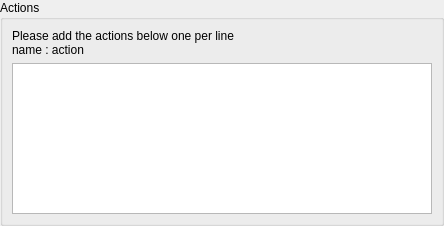
Above: src/codeinfoconfigwidget.ui from hgrecco/KateCodeinfo before the change. Below: the same form after it.
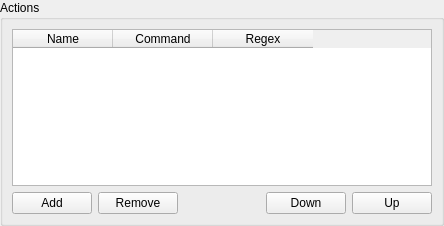
That is the form after the change.

Commit message: Changed configuration to tablewidget and added regex field

Patch:
```diff
--- a/src/codeinfoconfigwidget.ui
+++ b/src/codeinfoconfigwidget.ui
@@ -24,47 +24,93 @@
      </property>
      <layout class="QVBoxLayout" name="verticalLayout">
       <item>
-       <widget class="QLabel" name="label">
+       <widget class="QTableWidget" name="tblActions">
         <property name="sizePolicy">
-         <sizepolicy hsizetype="MinimumExpanding" vsizetype="Expanding">
+         <sizepolicy hsizetype="Expanding" vsizetype="Maximum">
           <horstretch>0</horstretch>
           <verstretch>0</verstretch>
          </sizepolicy>
         </property>
+        <column>
         <property name="text">
-         <string>Please add the actions below one per line
-name : action</string>
-        </property>
-        <property name="textFormat">
-         <enum>Qt::PlainText</enum>
-        </property>
-        <property name="wordWrap">
-         <bool>true</bool>
-        </property>
+          <string>Name</string>
+         </property>
+        </column>
+        <column>
+         <property name="text">
+          <string>Command</string>
+         </property>
+        </column>
+        <column>
+         <property name="text">
+          <string>Regex</string>
+         </property>
+        </column>
        </widget>
       </item>
       <item>
-       <widget class="QTextEdit" name="txtActions">
-        <property name="acceptRichText">
-         <bool>false</bool>
+       <layout class="QHBoxLayout" name="horizontalLayout">
+        <property name="sizeConstraint">
+         <enum>QLayout::SetMinimumSize</enum>
         </property>
-       </widget>
-      </item>
-     </layout>
+        <item>
+         <widget class="QPushButton" name="btnAdd">
+          <property name="text">
+           <string>Add</string>
+          </property>
+         </widget>
+        </item>
+        <item>
+         <widget class="QPushButton" name="btnRemove">
+          <property name="text">
+           <string>Remove</string>
+          </property>
     </widget>
    </item>
    <item>
-    <spacer name="verticalSpacer">
+         <spacer name="horizontalSpacer">
      <property name="orientation">
-      <enum>Qt::Vertical</enum>
+           <enum>Qt::Horizontal</enum>
      </property>
      <property name="sizeHint" stdset="0">
       <size>
-       <width>20</width>
-       <height>40</height>
+            <width>419</width>
+            <height>20</height>
       </size>
      </property>
     </spacer>
+        </item>
+        <item>
+         <widget class="QPushButton" name="btnDown">
+          <property name="text">
+           <string>Down</string>
+          </property>
+         </widget>
+        </item>
+        <item>
+         <widget class="QPushButton" name="btnUp">
+          <property name="text">
+           <string>Up</string>
+          </property>
+         </widget>
+        </item>
+        <item>
+         <spacer name="horizontalSpacer_2">
+          <property name="orientation">
+           <enum>Qt::Horizontal</enum>
+          </property>
+          <property name="sizeHint" stdset="0">
+           <size>
+            <width>40</width>
+            <height>20</height>
+           </size>
+          </property>
+         </spacer>
+        </item>
+       </layout>
+      </item>
+     </layout>
+    </widget>
    </item>
   </layout>
  </widget>
```
Lines whose indentation alone changed are shown as unchanged. The commit also changes 4 other files.
